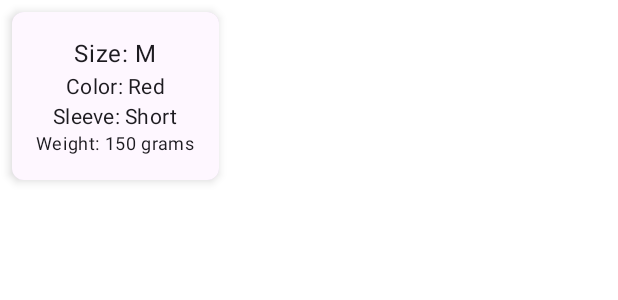
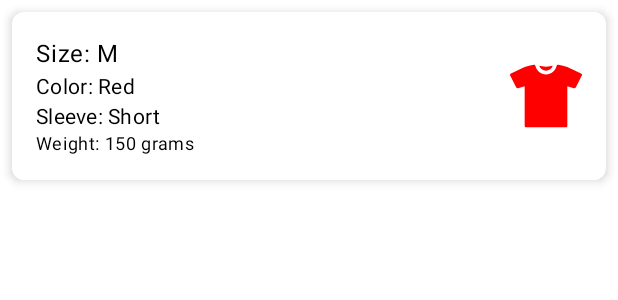
Before and after one commit to EEP-202324/dam_proyecto_android_ada_psp-LainVegaDamEEP, an Android app built with Jetpack Compose: the @Preview function PreviewTShirtItem, on a phone screen of 412 x 824 dp. Shown: the top 300 px of the screen. Run offline under Robolectric (Android 15) with nearby library versions, the phone set to English and light mode, and no system bars; network calls fail.

Commit message:
Diseño de cards ( camisetas a juego )

```diff
--- a/Kotlin/TeeTech/app/src/main/java/com/example/teetech/MainActivity.kt
+++ b/Kotlin/TeeTech/app/src/main/java/com/example/teetech/MainActivity.kt
@@ -3,18 +3,35 @@ package com.example.teetech
 import android.os.Bundle
 import androidx.activity.ComponentActivity
 import androidx.activity.compose.setContent
-import androidx.compose.foundation.background
 import androidx.compose.foundation.clickable
 import androidx.compose.foundation.layout.Column
+import androidx.compose.foundation.layout.Row
 import androidx.compose.foundation.layout.fillMaxSize
+import androidx.compose.foundation.layout.fillMaxWidth
 import androidx.compose.foundation.layout.padding
+import androidx.compose.foundation.layout.size
 import androidx.compose.foundation.lazy.LazyColumn
 import androidx.compose.foundation.lazy.items
 import androidx.compose.foundation.shape.RoundedCornerShape
-import androidx.compose.material3.*
-import androidx.compose.runtime.*
+import androidx.compose.material3.Button
+import androidx.compose.material3.Card
+import androidx.compose.material3.CardDefaults
+import androidx.compose.material3.Icon
+import androidx.compose.material3.MaterialTheme
+import androidx.compose.material3.Surface
+import androidx.compose.material3.Text
+import androidx.compose.material3.TextField
+import androidx.compose.runtime.Composable
+import androidx.compose.runtime.LaunchedEffect
+import androidx.compose.runtime.collectAsState
+import androidx.compose.runtime.getValue
+import androidx.compose.runtime.mutableStateOf
+import androidx.compose.runtime.remember
+import androidx.compose.runtime.setValue
 import androidx.compose.ui.Alignment
 import androidx.compose.ui.Modifier
+import androidx.compose.ui.graphics.Color
+import androidx.compose.ui.res.painterResource
 import androidx.compose.ui.tooling.preview.Preview
 import androidx.compose.ui.unit.dp
 import androidx.lifecycle.viewmodel.compose.viewModel
@@ -25,8 +42,6 @@ import androidx.navigation.compose.rememberNavController
 import com.example.teetech.model.TShirt
 import com.example.teetech.ui.theme.TeeTechTheme
 import com.example.teetech.viewmodel.TShirtViewModel
-import androidx.compose.material3.Card
-import androidx.compose.material3.CardDefaults
 
 class MainActivity : ComponentActivity() {
     override fun onCreate(savedInstanceState: Bundle?) {
@@ -69,47 +84,67 @@ fun TShirtScreen(navController: NavController) {
         }
     }
 }
-
 @Composable
 fun TShirtItem(tShirt: TShirt) {
+    val iconColor = parseColor(tShirt.color) // Color del ícono basado en el color de la camiseta
+
     Card(
         modifier = Modifier
             .padding(8.dp)
-            .clickable { /* Handle card click */ },
+            .fillMaxWidth()
+            .clickable { /* Acción al hacer clic en la tarjeta */ },
         shape = RoundedCornerShape(8.dp),
-        elevation = CardDefaults.cardElevation(
-            defaultElevation = 4.dp
-        )
+        elevation = CardDefaults.cardElevation(defaultElevation = 4.dp),
+        colors = CardDefaults.cardColors(containerColor = Color.White) // Fondo blanco para todas las tarjetas
     ) {
-        Surface(color = MaterialTheme.colorScheme.surfaceVariant) {
+        Row(
+            modifier = Modifier.padding(16.dp),
+            verticalAlignment = Alignment.CenterVertically
+        ) {
             Column(
-                modifier = Modifier
-                    .background(MaterialTheme.colorScheme.background)
-                    .padding(16.dp),
-                horizontalAlignment = Alignment.CenterHorizontally
+                modifier = Modifier.weight(1f)
             ) {
                 Text(
                     text = "Size: ${tShirt.size}",
                     style = MaterialTheme.typography.bodyLarge,
-                    color = MaterialTheme.colorScheme.onBackground
+                    color = Color.Black // Texto en negro para contraste
                 )
                 Text(
                     text = "Color: ${tShirt.color}",
                     style = MaterialTheme.typography.bodyMedium,
-                    color = MaterialTheme.colorScheme.onBackground
+                    color = Color.Black
                 )
                 Text(
                     text = "Sleeve: ${tShirt.sleeve}",
                     style = MaterialTheme.typography.bodyMedium,
-                    color = MaterialTheme.colorScheme.onBackground
+                    color = Color.Black
                 )
                 Text(
                     text = "Weight: ${tShirt.weight} grams",
                     style = MaterialTheme.typography.bodySmall,
-                    color = MaterialTheme.colorScheme.onBackground
+                    color = Color.Black
                 )
             }
+            Icon(
+                painter = painterResource(id = R.drawable.ic_tshirt), // Asegúrate de que este es el correcto ID del recurso
+                contentDescription = "Camiseta",
+                tint = iconColor, // El ícono se colorea según el color de la camiseta
+                modifier = Modifier.size(48.dp)
+            )
         }
+    }
+}
+
+fun parseColor(colorName: String): Color {
+    return when (colorName.toLowerCase()) {
+        "red" -> Color.Red
+        "black" -> Color.Black
+        "blue" -> Color.Blue
+        "green" -> Color.Green
+        "yellow" -> Color.Yellow
+        "pink" -> Color.Magenta
+        "purple" -> Color(0xFF800080)
+        else -> Color.LightGray // Un color por defecto si no coincide ninguno
     }
 }
 
@@ -119,9 +154,9 @@ fun PreviewTShirtItem() {
     TShirtItem(TShirt(1, "M", "Red", "Short", 150, "Unisex"))
 }
 
+
 @Composable
 fun CreateTShirtScreen(viewModel: TShirtViewModel) {
-    // Estado local para almacenar los valores del formulario
     var size by remember { mutableStateOf("") }
     var color by remember { mutableStateOf("") }
     var sleeve by remember { mutableStateOf("") }
@@ -134,9 +169,7 @@ fun CreateTShirtScreen(viewModel: TShirtViewModel) {
         TextField(value = sleeve, onValueChange = { sleeve = it }, label = { Text("Manga") })
         TextField(value = weight, onValueChange = { weight = it }, label = { Text("Gramaje") })
         TextField(value = gender, onValueChange = {gender = it}, label = { Text("Género") })
-        Button(onClick = {
-            viewModel.createTShirt(TShirt(0, size, color, sleeve, weight.toInt(), gender))
-        }) {
+        Button(onClick = { viewModel.createTShirt(TShirt(0, size, color, sleeve, weight.toInt(), gender)) }) {
             Text("Crear Camiseta")
         }
     }
--- /dev/null
+++ b/Kotlin/TeeTech/app/src/main/res/drawable/ic_tshirt.xml
@@ -0,0 +1,12 @@
+<vector xmlns:android="http://schemas.android.com/apk/res/android"
+    android:width="800dp"
+    android:height="800dp"
+    android:viewportWidth="295.53"
+    android:viewportHeight="295.53">
+  <path
+      android:pathData="M147.76,44.07c12.8,0 23.86,-8.16 27.83,-20.17c-7.58,2.09 -17.24,3.35 -27.83,3.35c-10.59,0 -20.25,-1.26 -27.83,-3.35C123.9,35.91 134.96,44.07 147.76,44.07z"
+      android:fillColor="#000000"/>
+  <path
+      android:pathData="M295.16,58.84c-0.61,-1.71 -1.87,-3.11 -3.52,-3.87l-56.34,-26.01c-11.98,-4.06 -24.19,-7.27 -36.52,-9.61c-0.43,-0.09 -0.87,-0.13 -1.29,-0.13c-3.05,0 -5.78,2.11 -6.47,5.2c-4.5,19.82 -22.05,34.66 -43.25,34.66c-21.2,0 -38.75,-14.84 -43.25,-34.66c-0.69,-3.09 -3.42,-5.2 -6.47,-5.2c-0.43,0 -0.86,0.04 -1.29,0.13c-12.33,2.34 -24.54,5.55 -36.54,9.61L3.89,54.97c-1.66,0.76 -2.93,2.17 -3.51,3.87c-0.6,1.73 -0.49,3.59 0.35,5.22l24.46,48.27c1.14,2.29 3.47,3.67 5.94,3.67c0.64,0 1.28,-0.09 1.92,-0.28l27.17,-8.05v161.97c0,3.68 3,6.68 6.69,6.68h161.72c3.68,0 6.67,-3 6.67,-6.68V107.66l27.19,8.05c0.64,0.19 1.28,0.28 1.91,0.28c2.46,0 4.78,-1.38 5.94,-3.67l24.47,-48.27C295.63,62.43 295.75,60.56 295.16,58.84z"
+      android:fillColor="#000000"/>
+</vector>
```
Also changed, not shown: 1 other file.
